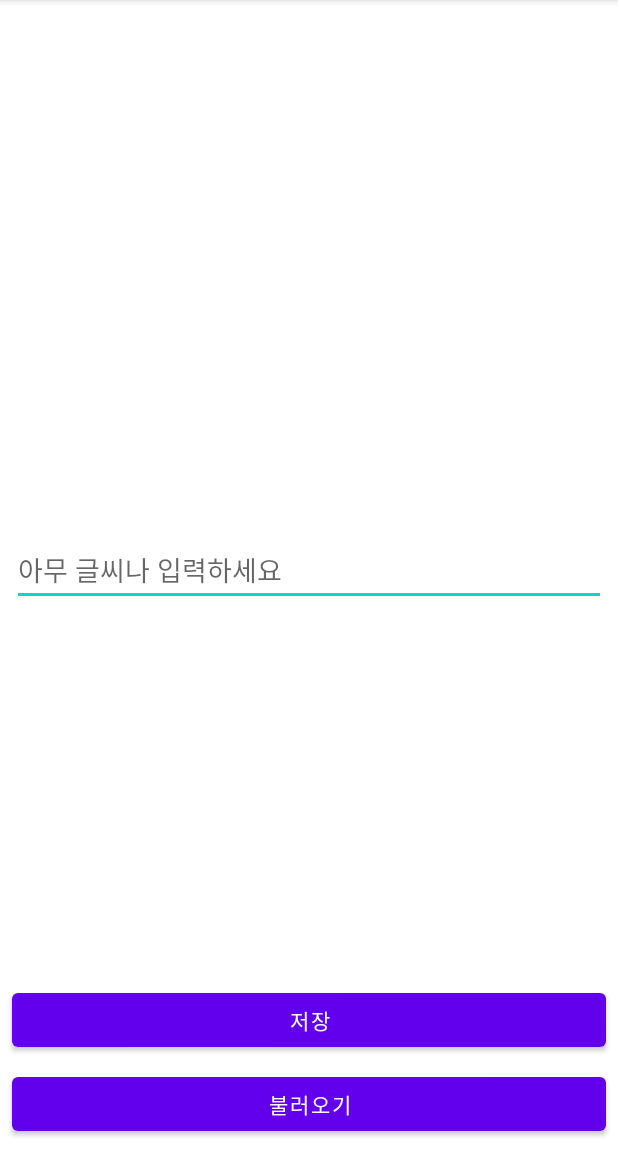
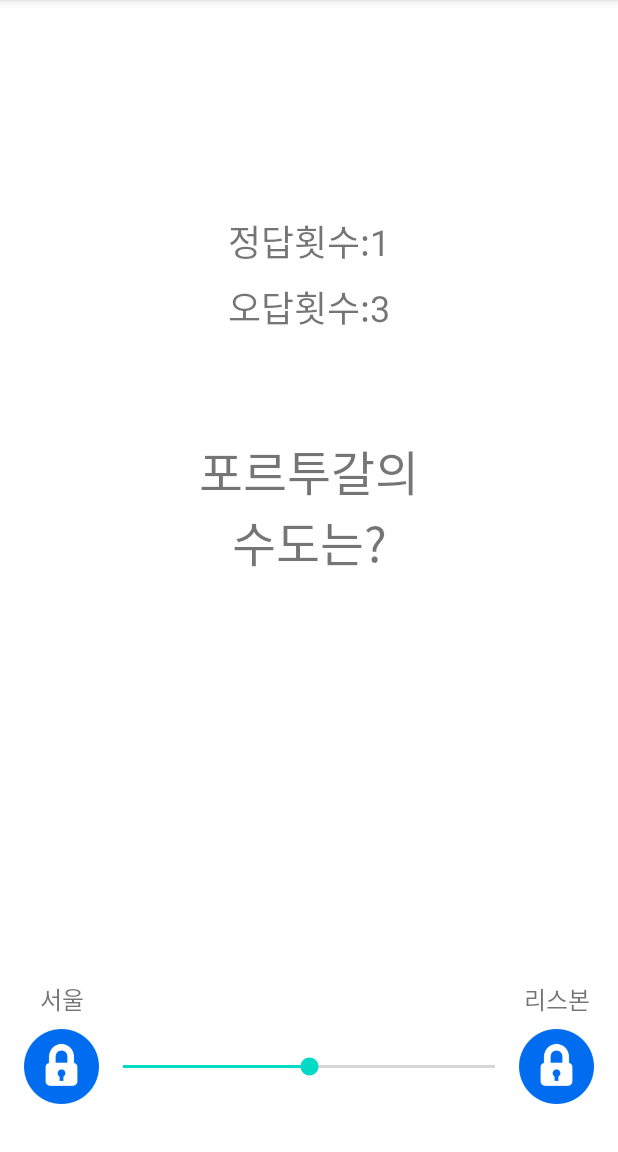
Before and after one commit to cnadia99/QuizLocker, an Android app: the screen it shows after launch (FileExActivity before the commit, QuizLockerActivity after it), on a phone screen of 412 x 824 dp, the part 84-1236 px from its top. Run offline under Robolectric (Android 15) with nearby library versions, the phone set to English and light mode, and no system bars.

Commit message:
7/15일까지 작업
P620까지의 작업임.

```diff
--- a/app/src/main/AndroidManifest.xml
+++ b/app/src/main/AndroidManifest.xml
@@ -1,8 +1,6 @@
 <?xml version="1.0" encoding="utf-8"?>
 <manifest xmlns:android="http://schemas.android.com/apk/res/android"
     package="com.cnadia.quizlocker">
-
-<!--    <uses-permission android:name="android.permission.WRITE_EXTERNAL_STORAGE" />-->
 
     <application
         android:allowBackup="true"
@@ -11,13 +9,14 @@
         android:roundIcon="@mipmap/ic_launcher_round"
         android:supportsRtl="true"
         android:theme="@style/Theme.QuizLocker">
-        <activity android:name=".FileExActivity">
+        <activity android:name=".QuizLockerActivity">
             <intent-filter>
                 <action android:name="android.intent.action.MAIN" />
 
                 <category android:name="android.intent.category.LAUNCHER" />
             </intent-filter>
         </activity>
+        <activity android:name=".FileExActivity"></activity>
         <activity android:name=".MainActivity">
         </activity>
     </application>
--- /dev/null
+++ b/app/src/main/java/com/cnadia/quizlocker/QuizLockerActivity.kt
@@ -0,0 +1,11 @@
+package com.cnadia.quizlocker
+
+import androidx.appcompat.app.AppCompatActivity
+import android.os.Bundle
+
+class QuizLockerActivity : AppCompatActivity() {
+    override fun onCreate(savedInstanceState: Bundle?) {
+        super.onCreate(savedInstanceState)
+        setContentView(R.layout.activity_quiz_locker)
+    }
+}
--- /dev/null
+++ b/app/src/main/res/layout/activity_quiz_locker.xml
@@ -0,0 +1,103 @@
+<?xml version="1.0" encoding="utf-8"?>
+<androidx.constraintlayout.widget.ConstraintLayout xmlns:android="http://schemas.android.com/apk/res/android"
+    xmlns:app="http://schemas.android.com/apk/res-auto"
+    xmlns:tools="http://schemas.android.com/tools"
+    android:layout_width="match_parent"
+    android:layout_height="match_parent"
+    tools:context=".QuizLockerActivity">
+
+    <TextView
+        android:id="@+id/correctCountLabel"
+        android:layout_width="wrap_content"
+        android:layout_height="wrap_content"
+        android:layout_marginBottom="8dp"
+        android:text="정답횟수:1"
+        android:textSize="24sp"
+        app:layout_constraintBottom_toTopOf="@+id/wrongCountLabel"
+        app:layout_constraintEnd_toEndOf="parent"
+        app:layout_constraintStart_toStartOf="parent" />
+
+    <TextView
+        android:id="@+id/wrongCountLabel"
+        android:layout_width="wrap_content"
+        android:layout_height="wrap_content"
+        android:layout_marginBottom="32dp"
+        android:text="오답횟수:3"
+        android:textSize="24sp"
+        app:layout_constraintBottom_toTopOf="@+id/quizLabel"
+        app:layout_constraintEnd_toEndOf="parent"
+        app:layout_constraintStart_toStartOf="parent" />
+
+    <TextView
+        android:id="@+id/quizLabel"
+        android:layout_width="wrap_content"
+        android:layout_height="165dp"
+        android:layout_margin="8dp"
+        android:gravity="center"
+        android:text="포르투갈의\n수도는?"
+        android:textSize="32sp"
+        app:layout_constraintBottom_toBottomOf="parent"
+        app:layout_constraintEnd_toEndOf="parent"
+        app:layout_constraintStart_toStartOf="parent"
+        app:layout_constraintTop_toTopOf="parent"
+        app:layout_constraintVertical_bias="0.42" />
+
+    <SeekBar
+        android:id="@+id/seekBar"
+        android:layout_width="0dp"
+        android:layout_height="wrap_content"
+        android:max="100"
+        android:paddingLeft="0dp"
+        android:paddingRight="0dp"
+        android:progress="50"
+        app:layout_constraintBottom_toBottomOf="@+id/leftImageView"
+        app:layout_constraintEnd_toStartOf="@+id/rightImageView"
+        app:layout_constraintStart_toEndOf="@+id/leftImageView"
+        app:layout_constraintTop_toTopOf="@+id/leftImageView" />
+
+    <ImageView
+        android:id="@+id/leftImageView"
+        android:layout_width="wrap_content"
+        android:layout_height="50dp"
+        android:layout_marginStart="16dp"
+        android:layout_marginLeft="16dp"
+        android:layout_marginBottom="32dp"
+        android:adjustViewBounds="true"
+        app:layout_constraintBottom_toBottomOf="parent"
+        app:layout_constraintStart_toStartOf="parent"
+        app:srcCompat="@drawable/padlock" />
+
+    <ImageView
+        android:id="@+id/rightImageView"
+        android:layout_width="wrap_content"
+        android:layout_height="50dp"
+        android:layout_marginEnd="16dp"
+        android:layout_marginRight="16dp"
+        android:layout_marginBottom="32dp"
+        android:adjustViewBounds="true"
+        app:layout_constraintBottom_toBottomOf="parent"
+        app:layout_constraintEnd_toEndOf="parent"
+        app:srcCompat="@drawable/padlock" />
+
+    <TextView
+        android:id="@+id/choice1"
+        android:layout_width="wrap_content"
+        android:layout_height="wrap_content"
+        android:layout_margin="8dp"
+        android:text="서울"
+        android:textSize="16sp"
+        app:layout_constraintBottom_toTopOf="@+id/leftImageView"
+        app:layout_constraintEnd_toStartOf="@+id/seekBar"
+        app:layout_constraintStart_toStartOf="@+id/leftImageView" />
+
+    <TextView
+        android:id="@+id/choice2"
+        android:layout_width="wrap_content"
+        android:layout_height="wrap_content"
+        android:layout_margin="8dp"
+        android:text="리스본"
+        android:textSize="16sp"
+        app:layout_constraintBottom_toTopOf="@+id/rightImageView"
+        app:layout_constraintEnd_toEndOf="@+id/rightImageView"
+        app:layout_constraintStart_toEndOf="@+id/seekBar" />
+</androidx.constraintlayout.widget.ConstraintLayout>
--- a/app/src/main/res/values/strings.xml
+++ b/app/src/main/res/values/strings.xml
@@ -1,3 +1,8 @@
 <resources>
     <string name="app_name">QuizLocker</string>
+    <string-array name="category">
+        <item>일반상식</item>
+        <item>역사</item>
+        <item>수도</item>
+    </string-array>
 </resources>
```
Also changed, not shown: app/src/main/java/com/cnadia/quizlocker/MainActivity.kt (+25 -1 lines), app/src/main/res/drawable/progress.xml (added, +23 -0 lines), app/src/main/res/xml/pref.xml (added, +14 -0 lines), app/src/main/res/drawable/padlock.jpg (added), app/src/main/res/drawable/sbubble.9.png (added), app/src/main/res/drawable/sbubble2.png (added), app/src/main/res/drawable/slide.png (added), app/src/main/res/drawable/unlock.jpg (added).
